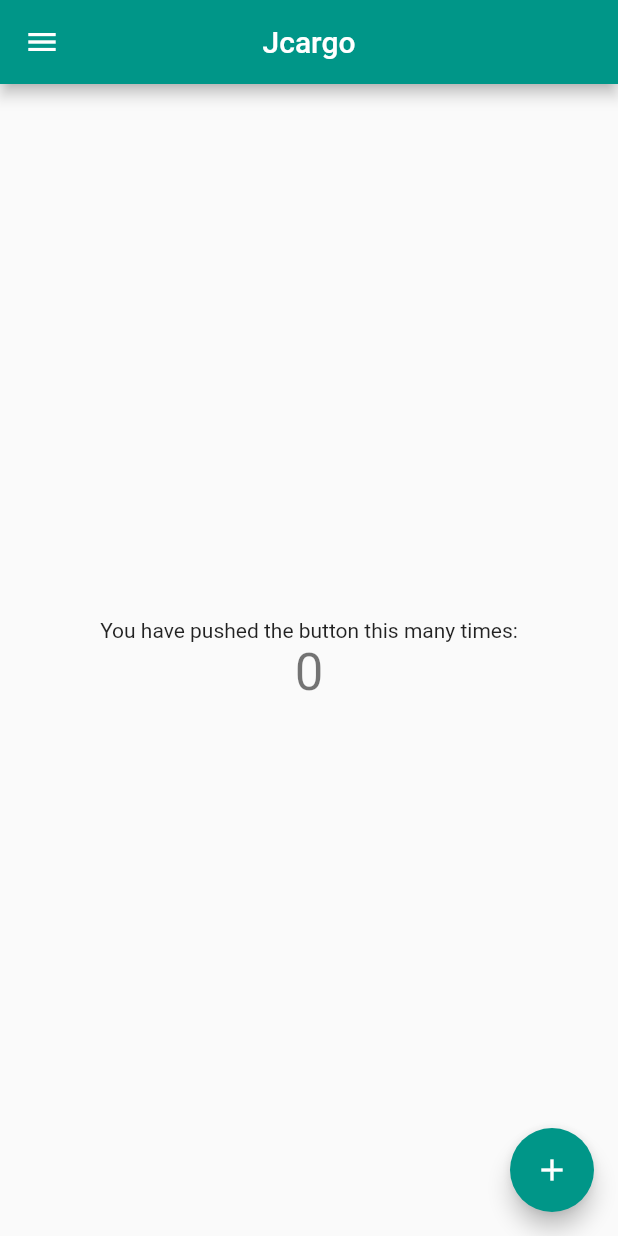
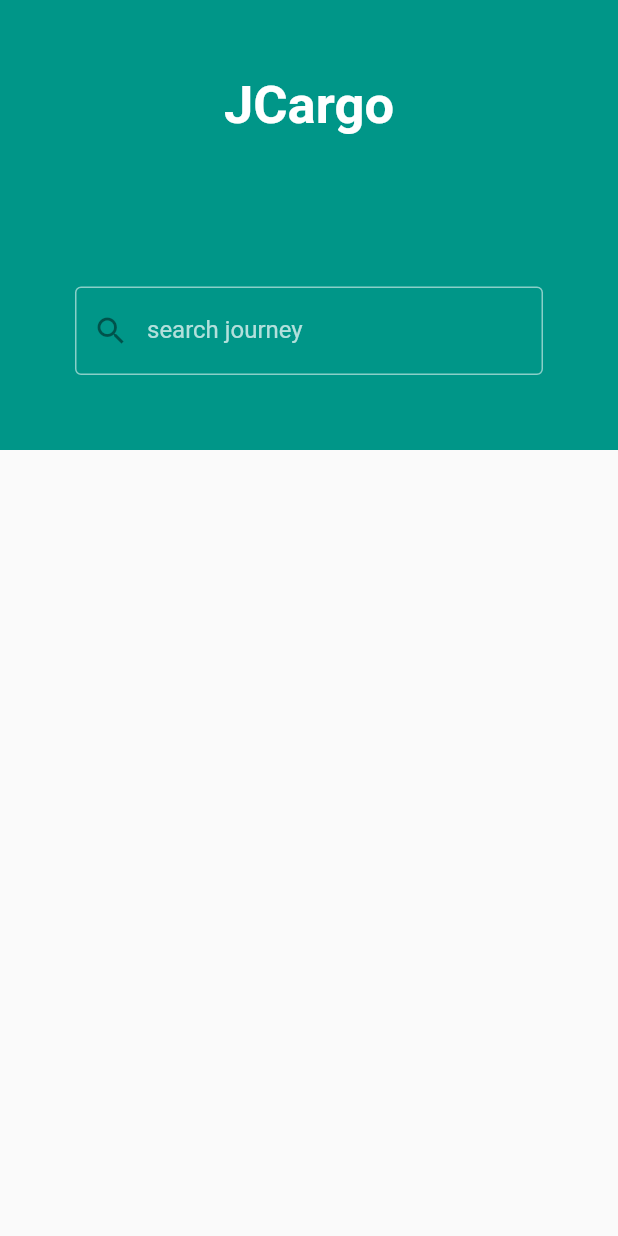
Before and after one commit to jamesguru/Jcargo, a Flutter app: the screen it shows after launch, on a phone screen of 412 x 824 dp. Run offline on Flutter 3.47's test engine with Material 2 defaults, Android fonts, the phone set to English and light mode, and no system bars.

Commit message:
working on homepage

```diff
--- /dev/null
+++ b/jcargo/lib/Pages/Homepage.dart
@@ -0,0 +1,48 @@
+import 'package:flutter/material.dart';
+
+class HomePage extends StatelessWidget {
+  const HomePage({super.key});
+
+  @override
+  Widget build(BuildContext context) {
+    return Scaffold(
+        drawer: const Drawer(backgroundColor: Colors.teal),
+        body: Column(
+          children: [
+            Container(
+              height: 300,
+              width: double.infinity,
+              color: Colors.teal,
+              child: Column(children: [
+                const Padding(
+                  padding: EdgeInsets.all(50),
+                  child: Text(
+                    "JCargo",
+                    style: TextStyle(
+                        color: Colors.white,
+                        fontSize: 35,
+                        fontWeight: FontWeight.w600),
+                  ),
+                ),
+                Padding(
+                  padding: const EdgeInsets.only(left: 50, right: 50, top: 50),
+                  child: TextFormField(
+                    style: const TextStyle(
+                      color: Colors.white,
+                    ),
+                    onChanged: (value) {},
+                    decoration: const InputDecoration(
+                        enabledBorder: OutlineInputBorder(
+                            borderSide: BorderSide(color: Colors.white54)),
+                        labelText: 'search journey',
+                        labelStyle: TextStyle(color: Colors.white70),
+                        prefixIcon: Icon(Icons.search),
+                        hintStyle: TextStyle(color: Colors.white)),
+                  ),
+                )
+              ]),
+            )
+          ],
+        ));
+  }
+}
--- a/jcargo/lib/main.dart
+++ b/jcargo/lib/main.dart
@@ -1,4 +1,5 @@
 import 'package:flutter/material.dart';
+import 'package:jcargo/Pages/Homepage.dart';
 
 void main() {
   runApp(const MyApp());
@@ -24,100 +25,8 @@ class MyApp extends StatelessWidget {
         // is not restarted.
         primarySwatch: Colors.teal,
       ),
-      home: const MyHomePage(title: 'Jcargo'),
+      home: const HomePage(),
       debugShowCheckedModeBanner: false,
     );
   }
 }
-
-class MyHomePage extends StatefulWidget {
-  const MyHomePage({super.key, required this.title});
-
-  // This widget is the home page of your application. It is stateful, meaning
-  // that it has a State object (defined below) that contains fields that affect
-  // how it looks.
-
-  // This class is the configuration for the state. It holds the values (in this
-  // case the title) provided by the parent (in this case the App widget) and
-  // used by the build method of the State. Fields in a Widget subclass are
-  // always marked "final".
-
-  final String title;
-
-  @override
-  State<MyHomePage> createState() => _MyHomePageState();
-}
-
-class _MyHomePageState extends State<MyHomePage> {
-  int _counter = 0;
-
-  void _incrementCounter() {
-    setState(() {
-      // This call to setState tells the Flutter framework that something has
-      // changed in this State, which causes it to rerun the build method below
-      // so that the display can reflect the updated values. If we changed
-      // _counter without calling setState(), then the build method would not be
-      // called again, and so nothing would appear to happen.
-      _counter++;
-    });
-  }
-
-  @override
-  Widget build(BuildContext context) {
-    // This method is rerun every time setState is called, for instance as done
-    // by the _incrementCounter method above.
-    //
-    // The Flutter framework has been optimized to make rerunning build methods
-    // fast, so that you can just rebuild anything that needs updating rather
-    // than having to individually change instances of widgets.
-    return Scaffold(
-      appBar: AppBar(
-        // Here we take the value from the MyHomePage object that was created by
-        // the App.build method, and use it to set our appbar title.
-        title: Text(widget.title),
-
-        centerTitle: true,
-
-        actions: [],
-      ),
-
-      drawer: const Drawer(backgroundColor: Colors.teal),
-
-      body: Center(
-        // Center is a layout widget. It takes a single child and positions it
-        // in the middle of the parent.
-        child: Column(
-          // Column is also a layout widget. It takes a list of children and
-          // arranges them vertically. By default, it sizes itself to fit its
-          // children horizontally, and tries to be as tall as its parent.
-          //
-          // Invoke "debug painting" (press "p" in the console, choose the
-          // "Toggle Debug Paint" action from the Flutter Inspector in Android
-          // Studio, or the "Toggle Debug Paint" command in Visual Studio Code)
-          // to see the wireframe for each widget.
-          //
-          // Column has various properties to control how it sizes itself and
-          // how it positions its children. Here we use mainAxisAlignment to
-          // center the children vertically; the main axis here is the vertical
-          // axis because Columns are vertical (the cross axis would be
-          // horizontal).
-          mainAxisAlignment: MainAxisAlignment.center,
-          children: <Widget>[
-            const Text(
-              'You have pushed the button this many times:',
-            ),
-            Text(
-              '$_counter',
-              style: Theme.of(context).textTheme.headline4,
-            ),
-          ],
-        ),
-      ),
-      floatingActionButton: FloatingActionButton(
-        onPressed: _incrementCounter,
-        tooltip: 'Increment',
-        child: const Icon(Icons.add),
-      ), // This trailing comma makes auto-formatting nicer for build methods.
-    );
-  }
-}
```
